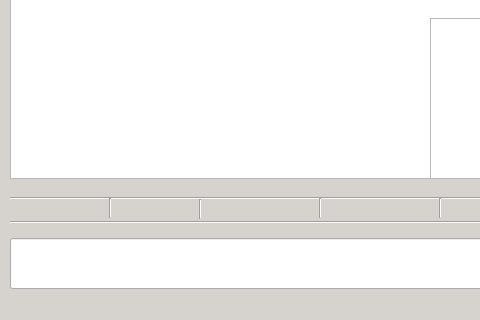
This is src/client/chatwindow.ui in xdmtk/elysium as Qt 5 draws it before an edit; both pictures show x 0 to 480 and y 250 to 570 of the 775 by 570 pixel window. The edited form follows.
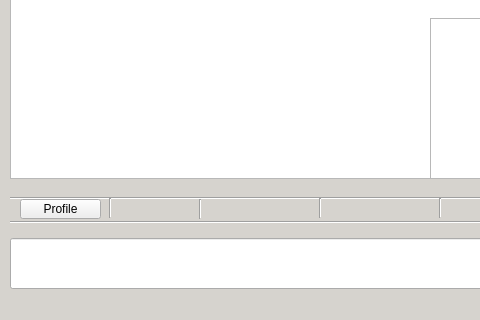
This is the edited form. Icons and pictures are not drawn. Custom widgets are drawn as their Qt base class.

Commit message: Update src/client/Elysium.pro, src/client/chatwindow.h, src/client/chatwindow.ui, src/client/chatwindow.cpp, src/client/profile.cpp, src/client/profile.h, src/client/profile.ui files

```diff
--- a/src/client/chatwindow.ui
+++ b/src/client/chatwindow.ui
@@ -673,6 +673,19 @@
      <enum>Qt::ScrollBarAlwaysOn</enum>
     </property>
    </widget>
+   <widget class="QPushButton" name="profilePushButton">
+    <property name="geometry">
+     <rect>
+      <x>20</x>
+      <y>431</y>
+      <width>81</width>
+      <height>20</height>
+     </rect>
+    </property>
+    <property name="text">
+     <string>Profile</string>
+    </property>
+   </widget>
    <zorder>typingIndicator</zorder>
    <zorder>line</zorder>
    <zorder>line2</zorder>
```
Left out of the diff: 25 changed lines with no effect on the pictures. The commit also changes 6 other files.
